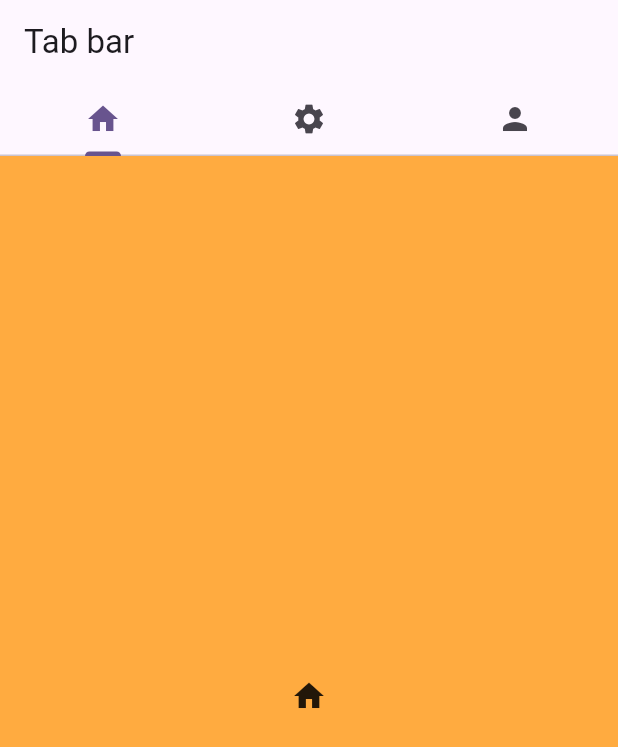
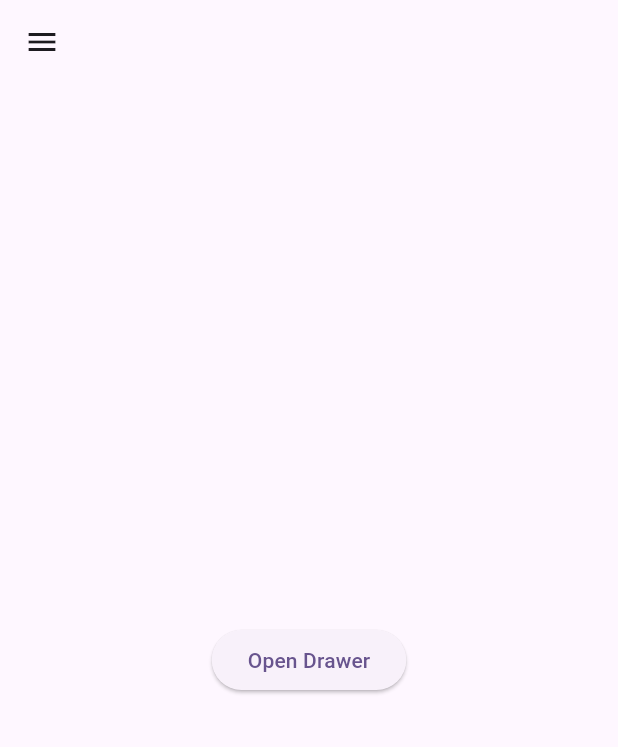
Before and after one commit to waizkamboh/flutter_widget, a Flutter app: the screen it shows after launch, on a phone screen of 412 x 824 dp. Shown: the top 747 px of the screen. Run offline on Flutter 3.47's test engine with Material 3 defaults, Android fonts, the phone set to English and light mode, and no system bars.

Commit message:
drawer widget

```diff
--- a/lib/main.dart
+++ b/lib/main.dart
@@ -1,6 +1,7 @@
 import 'package:flutter/material.dart';
 import 'package:flutter_widget/reorderable_list_view.dart';
 import 'package:flutter_widget/widget/bottom_navigation_bar.dart';
+import 'package:flutter_widget/widget/drawer.dart';
 import 'package:flutter_widget/widget/icon.dart';
 import 'package:flutter_widget/widget/rich_text.dart';
 import 'package:flutter_widget/widget/tab_bar.dart';
@@ -23,7 +24,7 @@ class MyApp extends StatelessWidget {
       theme: ThemeData(
         colorScheme: ColorScheme.fromSeed(seedColor: Colors.deepPurple),
       ),
-      home: TabBarWidget(),
+      home: DrawerWidget(),
     );
   }
 }
--- /dev/null
+++ b/lib/widget/drawer.dart
@@ -0,0 +1,41 @@
+import 'package:flutter/material.dart';
+
+class DrawerWidget extends StatefulWidget {
+  const DrawerWidget({super.key});
+
+  @override
+  State<DrawerWidget> createState() => _DrawerWidgetState();
+}
+
+class _DrawerWidgetState extends State<DrawerWidget> {
+  @override
+  Widget build(BuildContext context) {
+    return Scaffold(
+      appBar: AppBar(),
+      drawer: Drawer(
+        child: ListView(
+          children: [
+            ListTile(
+              title: Text('Item 1'),
+              onTap: (){},
+            ),
+            ListTile(
+              title: Text('Item 2'),
+              onTap: (){},
+            ),
+          ],
+        ),
+      ),
+      body: Center(
+        child: Builder(
+            builder: (context) => ElevatedButton(
+                onPressed: () {
+                  Scaffold.of(context).openDrawer();
+                },
+                child: Text('Open Drawer')
+            )
+        ),
+      ),
+    );
+  }
+}
```
